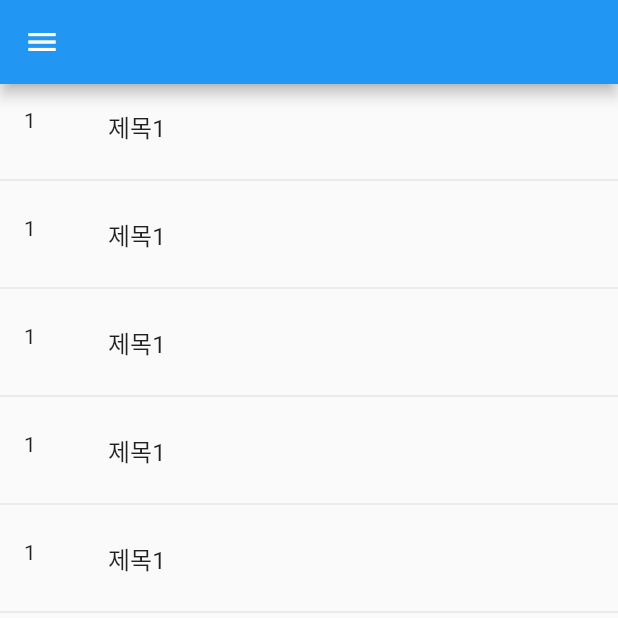
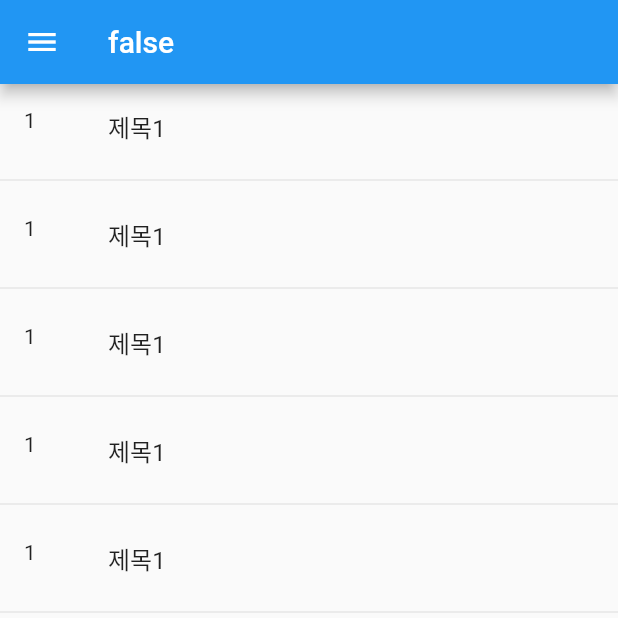
Before and after one commit to hhmkorea/flutter_blog, a Flutter app: the HomePage screen opened directly, on a phone screen of 412 x 824 dp, the top half of it. Run offline on Flutter 3.47's test engine with Material 2 defaults, Android fonts, the phone set to English and light mode, and no system bars; our stand-ins replace get, validators.

Commit message:
로그인/로그아웃 상태변화

```diff
--- a/lib/controller/user_controller.dart
+++ b/lib/controller/user_controller.dart
@@ -5,11 +5,19 @@ import 'package:get/get.dart';
 class UserController extends GetxController {
 
   final UserRepository _userRepository = UserRepository();
+  final RxBool isLogin = false.obs; // UI가 관찰 가능한 변수 => 변경 => UI가 자동 업데이트
+
+  void logout(){
+    isLogin.value = false;
+    jwtToken = null;
+  }
 
   Future<String> login(String username, String password) async {
+    // await사용할 경우 Future<>와 async가 붙어야함.
     String token = await _userRepository.login(username, password);
 
     if(token != "-1") {
+      isLogin.value = true;
       jwtToken = token;
       print("jwtToken : $jwtToken");
     }
--- a/lib/view/pages/post/home_page.dart
+++ b/lib/view/pages/post/home_page.dart
@@ -1,5 +1,7 @@
 import 'package:flutter/material.dart';
+import 'package:flutter_blog/controller/user_controller.dart';
 import 'package:flutter_blog/size.dart';
+import 'package:flutter_blog/util/jwt.dart';
 import 'package:flutter_blog/view/pages/post/detail_page.dart';
 import 'package:flutter_blog/view/pages/post/write_page.dart';
 import 'package:flutter_blog/view/pages/user/login_page.dart';
@@ -11,9 +13,21 @@ class HomePage extends StatelessWidget {
 
   @override
   Widget build(BuildContext context) {
+    // put : 없으면 만들고, 있으면 찾기!!
+    // find : 있는거 찾기!!
+    UserController u = Get.find();
+
     return Scaffold(
       drawer: _navigation(context),  // default로 뒤로가기 버튼 있음, 메뉴 draw로 넣음
-      appBar: AppBar(),
+      appBar: AppBar(
+        title: Text("${u.isLogin}"),
+        /*
+        1. user_controller.dart : final RxBool isLogin = false.obs;
+        2. title: Obx(() => Text("${u.isLogin}")),
+           앱바에 로그인되면 true 출력함.
+           Obx() : 컨트롤러 상태가 변경이 되면 자동으로 업데이트 됨.
+        */
+      ),
       body: ListView.separated(
         itemCount: 20,
         itemBuilder: (context, index) {
@@ -33,6 +47,8 @@ class HomePage extends StatelessWidget {
   }
 
   Widget _navigation(BuildContext context) {
+    UserController u = Get.find();
+
     return Container(
       width: getDrawerWidth(context),
       height: double.infinity,
@@ -45,7 +61,7 @@ class HomePage extends StatelessWidget {
             children: [
               TextButton(
                 onPressed: (){
-                  Get.to(WritePage());
+                  Get.to(() => WritePage());
                 },
                 child: Text(
                   "글쓰기",
@@ -59,7 +75,7 @@ class HomePage extends StatelessWidget {
               Divider(),
               TextButton(
                 onPressed: (){
-                  Get.to(UserInfo());
+                  Get.to(() => UserInfo());
                 },
                 child: Text(
                   "회원정보보기",
@@ -73,7 +89,8 @@ class HomePage extends StatelessWidget {
               Divider(),
               TextButton(
                 onPressed: (){
-                  Get.to(LoginPage());
+                  u.logout();
+                  Get.to(() => LoginPage());
                 },
                 child: Text(
                   "로그아웃",
--- a/lib/view/pages/user/login_page.dart
+++ b/lib/view/pages/user/login_page.dart
@@ -25,7 +25,7 @@ class LoginPage extends StatelessWidget {
               alignment: Alignment.center,
               height: 200,
               child: Text(
-                "로그인 페이지",
+                "로그인 페이지 ${u.isLogin}",
                 style: TextStyle(
                   fontSize: 30,
                   fontWeight: FontWeight.bold,
```
